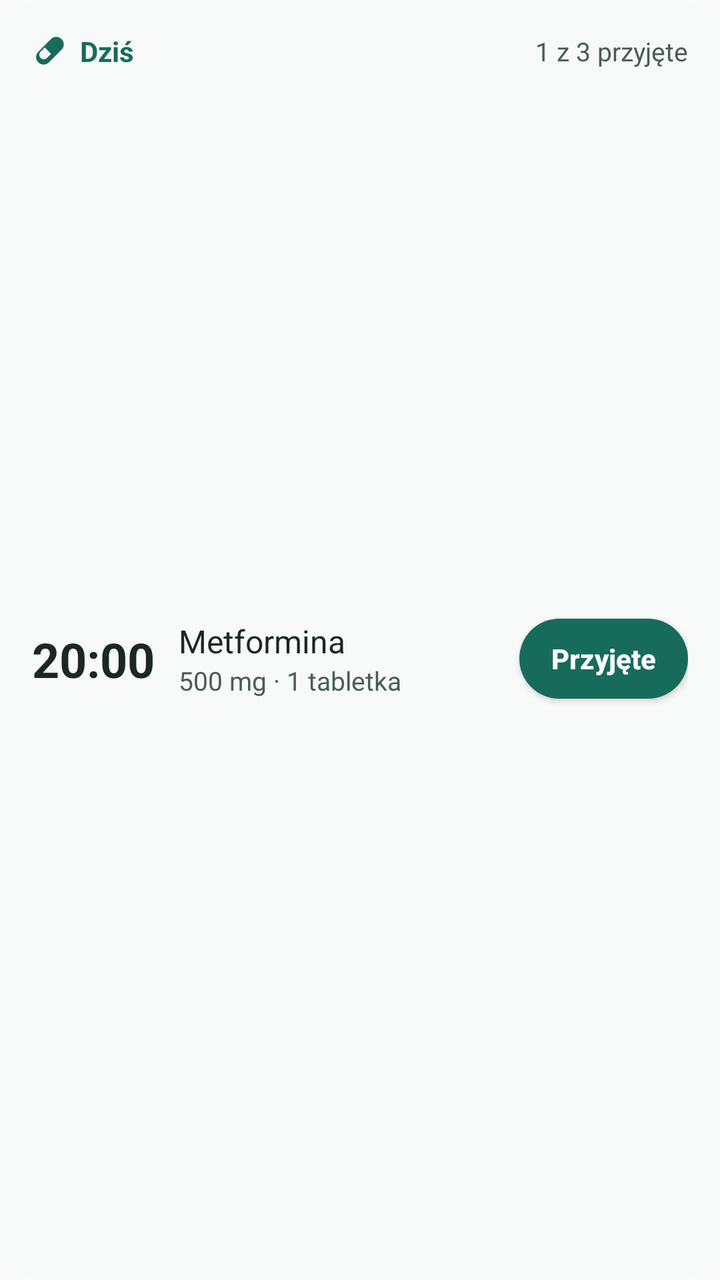
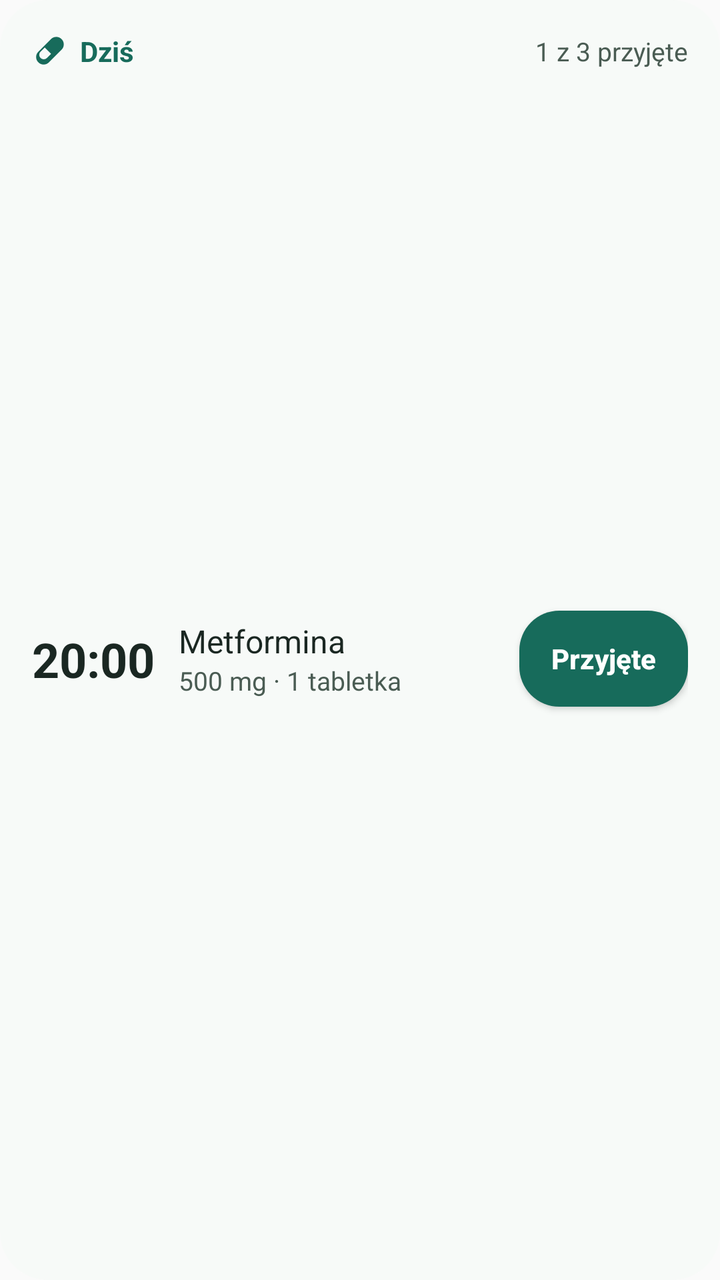

Screens rendered from an Android XML layout before and after an edit, with the pre-edit source and the edit as a unified diff.
<!-- AndroidManifest.xml: application theme android:Theme.Material.Light.NoActionBar -->
<!-- res/layout/widget_today.xml -->
<?xml version="1.0" encoding="utf-8"?>
<LinearLayout xmlns:android="http://schemas.android.com/apk/res/android"
    xmlns:tools="http://schemas.android.com/tools"
    android:id="@+id/widget_root"
    android:layout_width="match_parent"
    android:layout_height="match_parent"
    android:background="@drawable/widget_background"
    android:orientation="vertical"
    android:padding="16dp"
    tools:ignore="NestedWeights">

    <LinearLayout
        android:layout_width="match_parent"
        android:layout_height="wrap_content"
        android:gravity="center_vertical"
        android:orientation="horizontal">

        <ImageView
            android:layout_width="18dp"
            android:layout_height="18dp"
            android:layout_marginEnd="6dp"
            android:importantForAccessibility="no"
            android:src="@drawable/ic_notification"
            android:tint="@color/widget_primary" />

        <TextView
            android:layout_width="wrap_content"
            android:layout_height="wrap_content"
            android:text="@string/widget_today_title"
            android:textColor="@color/widget_primary"
            android:textSize="14sp"
            android:textStyle="bold" />

        <TextView
            android:id="@+id/widget_progress"
            android:layout_width="0dp"
            android:layout_height="wrap_content"
            android:layout_weight="1"
            android:gravity="end"
            android:maxLines="1"
            android:text="@string/widget_preview_progress"
            android:textColor="@color/widget_muted"
            android:textSize="13sp" />
    </LinearLayout>

    <LinearLayout
        android:id="@+id/widget_next"
        android:layout_width="match_parent"
        android:layout_height="0dp"
        android:layout_weight="1"
        android:gravity="center_vertical"
        android:orientation="horizontal">

        <TextView
            android:id="@+id/widget_next_time"
            android:layout_width="wrap_content"
            android:layout_height="wrap_content"
            android:layout_marginEnd="12dp"
            android:text="@string/widget_preview_time"
            android:textColor="@color/widget_text"
            android:textSize="24sp"
            android:textStyle="bold" />

        <LinearLayout
            android:layout_width="0dp"
            android:layout_height="wrap_content"
            android:layout_weight="1"
            android:orientation="vertical">

            <TextView
                android:id="@+id/widget_next_name"
                android:layout_width="match_parent"
                android:layout_height="wrap_content"
                android:ellipsize="end"
                android:maxLines="1"
                android:text="@string/widget_preview_name"
                android:textColor="@color/widget_text"
                android:textSize="16sp" />

            <TextView
                android:id="@+id/widget_next_detail"
                android:layout_width="match_parent"
                android:layout_height="wrap_content"
                android:ellipsize="end"
                android:maxLines="1"
                android:text="@string/widget_preview_detail"
                android:textColor="@color/widget_muted"
                android:textSize="13sp" />
        </LinearLayout>

        <Button
            android:id="@+id/widget_take"
            android:layout_width="wrap_content"
            android:layout_height="40dp"
            android:layout_marginStart="8dp"
            android:background="@drawable/widget_button"
            android:minWidth="0dp"
            android:paddingStart="16dp"
            android:paddingEnd="16dp"
            android:text="@string/widget_take"
            android:textAllCaps="false"
            android:textColor="@color/widget_on_primary"
            android:textSize="14sp"
            android:textStyle="bold" />
    </LinearLayout>

    <LinearLayout
        android:id="@+id/widget_empty"
        android:layout_width="match_parent"
        android:layout_height="0dp"
        android:layout_weight="1"
        android:gravity="center_vertical"
        android:orientation="vertical"
        android:visibility="gone">

        <TextView
            android:id="@+id/widget_empty_title"
            android:layout_width="match_parent"
            android:layout_height="wrap_content"
            android:textColor="@color/widget_text"
            android:textSize="16sp"
            android:textStyle="bold" />

        <TextView
            android:id="@+id/widget_empty_detail"
            android:layout_width="match_parent"
            android:layout_height="wrap_content"
            android:ellipsize="end"
            android:maxLines="1"
            android:textColor="@color/widget_muted"
            android:textSize="13sp" />
    </LinearLayout>
</LinearLayout>
<!-- resources referenced by this layout -->
<resources>
  <color name="widget_muted">#4A5C53</color>
  <color name="widget_on_primary">#FFFFFF</color>
  <color name="widget_primary">#176B5B</color>
  <color name="widget_text">#1A2722</color>
  <!-- drawable ic_notification (drawable) -->
  <?xml version="1.0" encoding="utf-8"?>
  <vector xmlns:android="http://schemas.android.com/apk/res/android"
      android:width="24dp"
      android:height="24dp"
      android:viewportWidth="24"
      android:viewportHeight="24">
      <path
          android:fillColor="#FFFFFFFF"
          android:pathData="M4.22,19.78a5,5 0,0 1,0 -7.07l8.49,-8.49a5,5 0,0 1,7.07 7.07l-8.49,8.49a5,5 0,0 1,-7.07 0zM8.46,9.88l-2.83,2.83a3,3 0,0 0,4.24 4.24l2.83,-2.83z" />
  </vector>
  <!-- drawable widget_background (drawable) -->
  <?xml version="1.0" encoding="utf-8"?>
  <shape xmlns:android="http://schemas.android.com/apk/res/android" android:shape="rectangle">
      <solid android:color="@color/widget_surface" />
      <corners android:radius="24dp" />
  </shape>
  <!-- drawable widget_button (drawable) -->
  <?xml version="1.0" encoding="utf-8"?>
  <shape xmlns:android="http://schemas.android.com/apk/res/android" android:shape="rectangle">
      <solid android:color="@color/widget_primary" />
      <corners android:radius="20dp" />
  </shape>
  <string name="widget_preview_detail">500 mg · 1 tabletka</string>
  <string name="widget_preview_name">Metformina</string>
  <string name="widget_preview_progress">1 z 3 przyjęte</string>
  <string name="widget_preview_time">20:00</string>
  <string name="widget_take">Przyjęte</string>
  <string name="widget_today_title">Dziś</string>
  <color name="widget_surface">#F7FAF8</color>
</resources>

<!-- the commit's change to res/layout/widget_today.xml (unified diff, before → after) -->
@@ -88,10 +88,11 @@
                 android:textSize="13sp" />
         </LinearLayout>
 
+        
         <Button
             android:id="@+id/widget_take"
             android:layout_width="wrap_content"
-            android:layout_height="40dp"
+            android:layout_height="48dp"
             android:layout_marginStart="8dp"
             android:background="@drawable/widget_button"
             android:minWidth="0dp"
